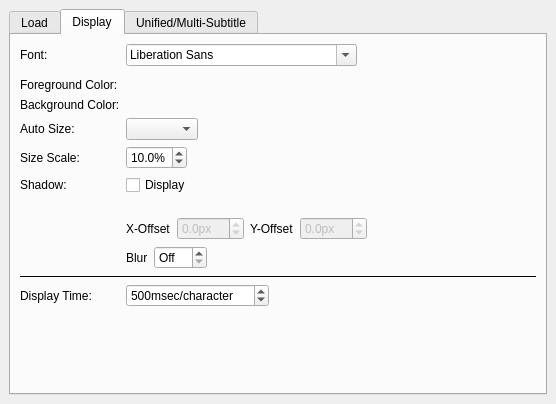
This is src/cmplayer/ui/pref_widget.ui in bylee20/cmplayer-kldp.net as Qt 5 draws it before an edit. The edited form follows.
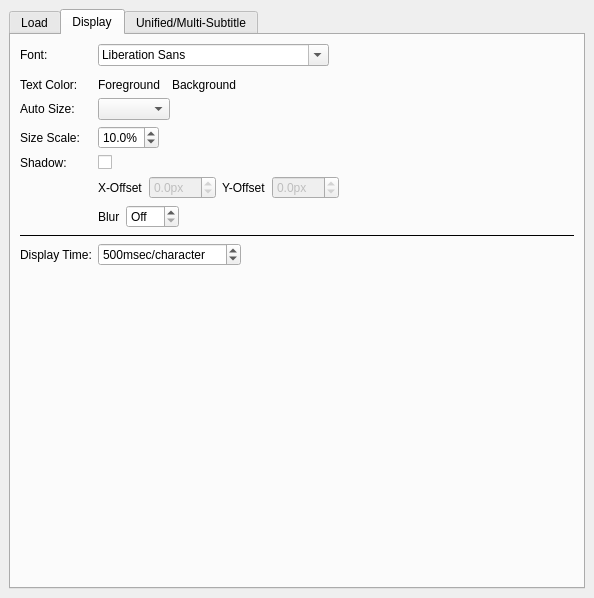
This is the edited form. The open tabs and pages were chosen to show the change. Icons and pictures are not drawn. Custom widgets are drawn as their Qt base class.

Patch:
```diff
--- a/src/cmplayer/ui/pref_widget.ui
+++ b/src/cmplayer/ui/pref_widget.ui
@@ -6,8 +6,8 @@
    <rect>
     <x>0</x>
     <y>0</y>
-    <width>556</width>
-    <height>404</height>
+    <width>594</width>
+    <height>598</height>
    </rect>
   </property>
   <property name="windowTitle">
@@ -556,7 +556,7 @@
           <attribute name="title">
            <string>Display</string>
           </attribute>
-          <layout class="QHBoxLayout" name="horizontalLayout_14">
+          <layout class="QHBoxLayout" name="horizontalLayout_17">
            <item>
             <layout class="QFormLayout" name="formLayout_3">
              <property name="fieldGrowthPolicy">
@@ -578,45 +578,56 @@
              <item row="2" column="0">
               <widget class="QLabel" name="label_3">
                <property name="text">
-                <string>Foreground Color:</string>
+                <string>Text Color:</string>
                </property>
               </widget>
              </item>
              <item row="2" column="1">
-              <widget class="ColorSelectWidget" name="sub_color_fg" native="true"/>
+              <layout class="QHBoxLayout" name="horizontalLayout_14">
+               <item>
+                <widget class="QLabel" name="label_38">
+                 <property name="text">
+                  <string>Foreground</string>
+                 </property>
+                </widget>
+               </item>
+               <item>
+                <widget class="ColorSelectWidget" name="sub_color_fg" native="true"/>
+               </item>
+               <item>
+                <widget class="QLabel" name="label_39">
+                 <property name="text">
+                  <string>Background</string>
+                 </property>
+                </widget>
+               </item>
+               <item>
+                <widget class="ColorSelectWidget" name="sub_color_bg" native="true"/>
+               </item>
+              </layout>
              </item>
              <item row="3" column="0">
-              <widget class="QLabel" name="label_5">
-               <property name="text">
-                <string>Background Color:</string>
-               </property>
-              </widget>
-             </item>
-             <item row="3" column="1">
-              <widget class="ColorSelectWidget" name="sub_color_bg" native="true"/>
-             </item>
-             <item row="4" column="0">
               <widget class="QLabel" name="label_21">
                <property name="text">
                 <string>Auto Size:</string>
                </property>
               </widget>
              </item>
-             <item row="4" column="1">
+             <item row="3" column="1">
               <widget class="QComboBox" name="sub_auto_size">
                <property name="sizeAdjustPolicy">
                 <enum>QComboBox::AdjustToContents</enum>
                </property>
               </widget>
              </item>
-             <item row="5" column="0">
+             <item row="4" column="0">
               <widget class="QLabel" name="label_22">
                <property name="text">
                 <string>Size Scale:</string>
                </property>
               </widget>
              </item>
-             <item row="5" column="1">
+             <item row="4" column="1">
               <widget class="QDoubleSpinBox" name="sub_size_scale">
                <property name="accelerated">
                 <bool>true</bool>
@@ -638,7 +649,7 @@
                </property>
               </widget>
              </item>
-             <item row="6" column="0">
+             <item row="5" column="0">
               <widget class="QLabel" name="label_6">
                <property name="text">
                 <string>Shadow:</string>
@@ -646,26 +657,6 @@
               </widget>
              </item>
              <item row="6" column="1">
-              <widget class="QCheckBox" name="sub_has_shadow">
-               <property name="text">
-                <string>Display</string>
-               </property>
-              </widget>
-             </item>
-             <item row="7" column="1">
-              <widget class="ColorSelectWidget" name="sub_shadow_color" native="true">
-               <property name="enabled">
-                <bool>false</bool>
-               </property>
-               <property name="minimumSize">
-                <size>
-                 <width>10</width>
-                 <height>10</height>
-                </size>
-               </property>
-              </widget>
-             </item>
-             <item row="8" column="1">
               <layout class="QHBoxLayout" name="horizontalLayout_10">
                <item>
                 <widget class="QLabel" name="label_8">
@@ -724,7 +715,28 @@
                </item>
               </layout>
              </item>
-             <item row="10" column="0" colspan="2">
+             <item row="7" column="1">
+              <layout class="QHBoxLayout" name="horizontalLayout_7">
+               <item>
+                <widget class="QLabel" name="label_24">
+                 <property name="text">
+                  <string>Blur</string>
+                 </property>
+                </widget>
+               </item>
+               <item>
+                <widget class="QSpinBox" name="sub_shadow_blur">
+                 <property name="specialValueText">
+                  <string>Off</string>
+                 </property>
+                 <property name="suffix">
+                  <string notr="true">px</string>
+                 </property>
+                </widget>
+               </item>
+              </layout>
+             </item>
+             <item row="8" column="0" colspan="2">
               <widget class="Line" name="line_10">
                <property name="frameShadow">
                 <enum>QFrame::Plain</enum>
@@ -734,14 +746,14 @@
                </property>
               </widget>
              </item>
-             <item row="12" column="0">
+             <item row="10" column="0">
               <widget class="QLabel" name="aLabel_6">
                <property name="text">
                 <string>Display Time:</string>
                </property>
               </widget>
              </item>
-             <item row="12" column="1">
+             <item row="10" column="1">
               <widget class="QSpinBox" name="msPerChar">
                <property name="toolTip">
                 <string>Next value will be used to calculate the end time of a subtitle line when it is not specified by subtitle file.</string>
@@ -769,22 +781,25 @@
                </property>
               </widget>
              </item>
-             <item row="9" column="1">
-              <layout class="QHBoxLayout" name="horizontalLayout_7">
+             <item row="5" column="1">
+              <layout class="QHBoxLayout" name="horizontalLayout_16">
                <item>
-                <widget class="QLabel" name="label_24">
+                <widget class="QCheckBox" name="sub_has_shadow">
                  <property name="text">
-                  <string>Blur</string>
+                  <string/>
                  </property>
                 </widget>
                </item>
                <item>
-                <widget class="QSpinBox" name="sub_shadow_blur">
-                 <property name="specialValueText">
-                  <string>Off</string>
+                <widget class="ColorSelectWidget" name="sub_shadow_color" native="true">
+                 <property name="enabled">
+                  <bool>false</bool>
                  </property>
-                 <property name="suffix">
-                  <string notr="true">px</string>
+                 <property name="minimumSize">
+                  <size>
+                   <width>10</width>
+                   <height>10</height>
+                  </size>
                  </property>
                 </widget>
                </item>
```
Left out of the diff: 3 changed lines with no effect on the pictures.
